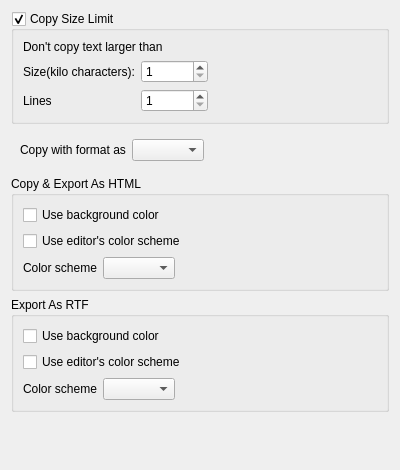
First picture: the form in RedPandaIDE/settingsdialog/editorclipboardwidget.ui, repository royqh1979/RedPanda-CPP, before the edit.
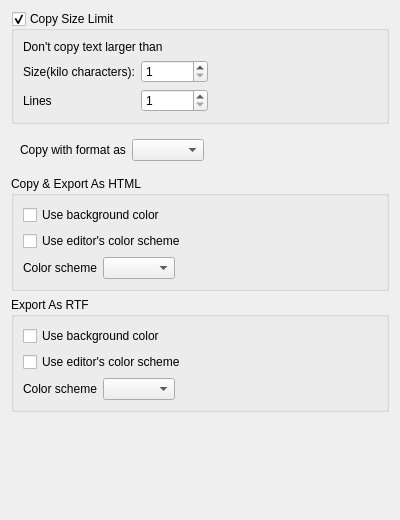
Second picture: the form after the edit.

Patch:
```diff
--- a/RedPandaIDE/settingsdialog/editorclipboardwidget.ui
+++ b/RedPandaIDE/settingsdialog/editorclipboardwidget.ui
@@ -7,7 +7,7 @@
     <x>0</x>
     <y>0</y>
     <width>400</width>
-    <height>470</height>
+    <height>520</height>
    </rect>
   </property>
   <property name="windowTitle">
```
Left out of the diff: 14 changed lines with no effect on the pictures.
